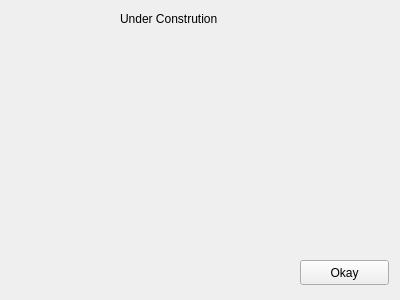
This is gui/under_Construction.ui in Seagate/cloudfuse as Qt 5 draws it before an edit. The edited form follows.
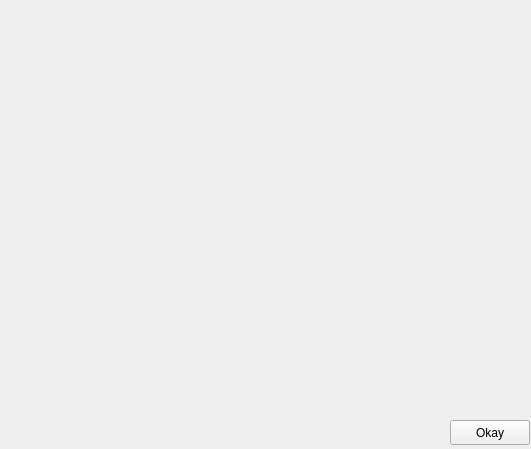
This is the edited form.

Commit message: New underconstruction widget works

Diff of the .ui file:
```diff
--- a/gui/under_Construction.ui
+++ b/gui/under_Construction.ui
@@ -6,8 +6,8 @@
    <rect>
     <x>0</x>
     <y>0</y>
-    <width>400</width>
-    <height>300</height>
+    <width>531</width>
+    <height>449</height>
    </rect>
   </property>
   <property name="windowTitle">
@@ -16,9 +16,9 @@
   <widget class="QPushButton" name="okay_button">
    <property name="geometry">
     <rect>
-     <x>300</x>
-     <y>260</y>
-     <width>89</width>
+     <x>450</x>
+     <y>420</y>
+     <width>80</width>
      <height>25</height>
     </rect>
    </property>
@@ -26,19 +26,6 @@
     <string>Okay</string>
    </property>
   </widget>
-  <widget class="QLabel" name="label">
-   <property name="geometry">
-    <rect>
-     <x>120</x>
-     <y>10</y>
-     <width>151</width>
-     <height>17</height>
-    </rect>
-   </property>
-   <property name="text">
-    <string>Under Constrution</string>
-   </property>
-  </widget>
  </widget>
  <resources/>
  <connections/>
```
The commit also changes 2 other files.
